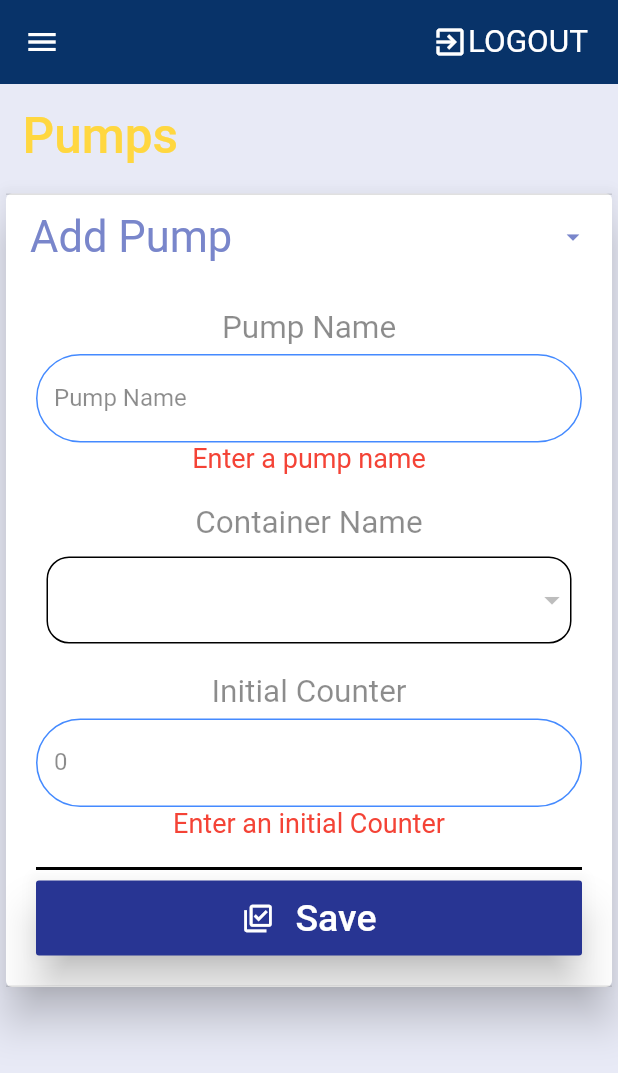
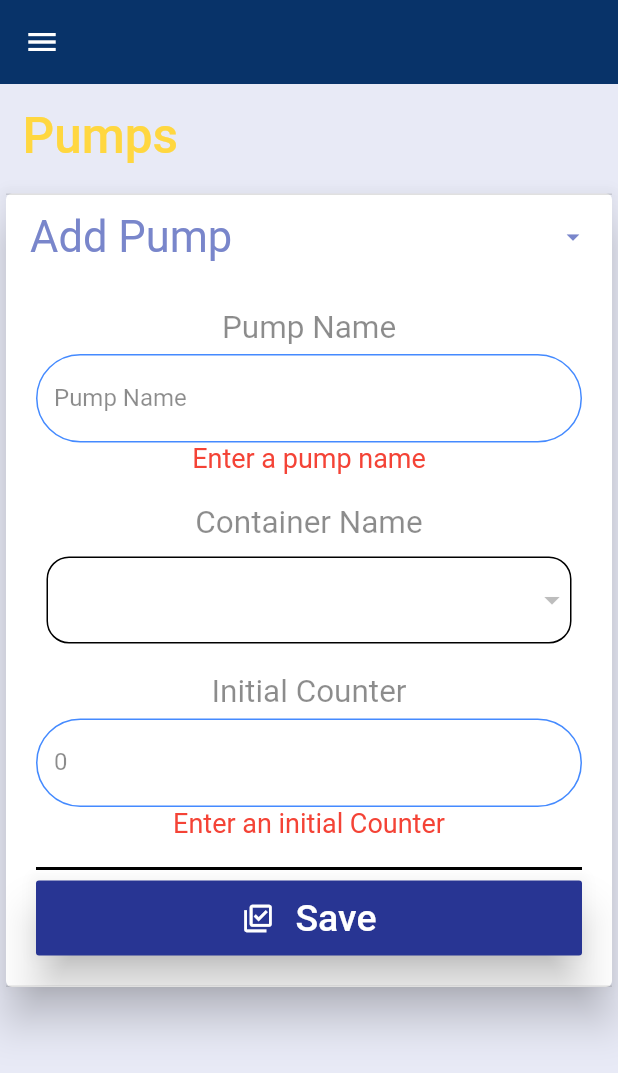
Before and after one commit to hbfawaz112/Petrol-Station, a Flutter app: the AllPumps screen opened directly, after a tap on "Add Pump", after a tap on "Save", on a phone screen of 412 x 824 dp. Shown: the top 1073 px of the screen. Run offline on Flutter 3.47's test engine with Material 2 defaults, Android fonts, the phone set to English and light mode, and no system bars; our stand-ins replace cloud_firestore, firebase_auth, firebase_core, fluttertoast, percent_indicator; missing offline and left inert: pattern_formatter; accounts and stored records are empty.

Commit message:
Update All_Pumps.dart

```diff
--- a/flutter_petrol_station/lib/Screens/All_Pumps.dart
+++ b/flutter_petrol_station/lib/Screens/All_Pumps.dart
@@ -5,6 +5,9 @@ import 'package:flutter_petrol_station/screens/pump_records.dart';
 import 'package:flutter_petrol_station/widgets/Drawer.dart';
 import 'package:firebase_auth/firebase_auth.dart';
 import 'package:flutter_petrol_station/services/cloud_services.dart';
+import 'package:fluttertoast/fluttertoast.dart';
+
+import 'dashboard_firstore.dart';
 
 class AllPumps extends StatefulWidget {
   static String id = "All_Pumps";
@@ -13,7 +16,7 @@ class AllPumps extends StatefulWidget {
 }
 
 class _AllPumpsState extends State<AllPumps> {
-  String container_category;
+  var category;
   int lastpumpid;
   int newpumpid;
   int containerid;
@@ -37,7 +40,7 @@ class _AllPumpsState extends State<AllPumps> {
     loggedInUser = cloudServices.getCurrentUser();
     asyncMethod();
     print("inittt");
-    print('${station}okkkkk');
+    print(station);
     // future that allows us to access context. function is called inside the future
     // otherwise it would be skipped and args would return null
     //getContainerInfo(widget.pumpID);
@@ -50,10 +53,8 @@ class _AllPumpsState extends State<AllPumps> {
     if (loggedInUser != null) {
       station = await cloudServices.getUserStation(loggedInUser);
       getFirstCategory();
-      setState(() {
-
-      });
     }
+    setState(() {});
   }
 
   void getFirstCategory() async {
@@ -65,11 +66,10 @@ class _AllPumpsState extends State<AllPumps> {
         .then((val) => {
               if (val.docs.length > 0)
                 {
-                  container_category = val.docs[0].get("Container_Name"),
-                  print('${container_category} isssssssssssssssssssssssssssssssssssssssssssssssssss')
+                  category = val.docs[0].get("Container_Name"),
                 }
               else
-                {print("Not Foundooooooooooooooooooo")}
+                {print("Not Found")}
             });
   }
 
@@ -104,7 +104,7 @@ class _AllPumpsState extends State<AllPumps> {
                     print('last id is  : ${lastpumpid}')
                   }
                 else
-                  {print("Not Foundaaaaaaaaaaaaaaaaaaaaaaaaaaa")}
+                  {print("Not Found")}
               });
 
       newpumpid = lastpumpid + 1;
@@ -115,7 +115,7 @@ class _AllPumpsState extends State<AllPumps> {
           .collection('Stations')
           .doc(station)
           .collection('Container')
-          .where('Container_Name', isEqualTo: container_category)
+          .where('Container_Name', isEqualTo: category)
           .get()
           .then((val) => {
                 if (val.docs.length > 0)
@@ -124,7 +124,7 @@ class _AllPumpsState extends State<AllPumps> {
                     print("select container has id ${containerid}")
                   }
                 else
-                  {print("Not Foundffffffffffff")}
+                  {print("Not Found")}
               });
       print(DateTime.now());
 
@@ -143,6 +143,15 @@ class _AllPumpsState extends State<AllPumps> {
         'X_Id': DateTime.now()
       });
       print('done addedd');
+      Fluttertoast.showToast(
+        msg: "The New Pump Has Been Added..",
+        toastLength: Toast.LENGTH_SHORT,
+        gravity: ToastGravity.BOTTOM,
+        timeInSecForIosWeb: 1,
+        backgroundColor: Colors.green,
+        textColor: Colors.white,
+        fontSize: 16.0
+    );
 
       //then create for it a new pump record with record is the initial counter:
 
@@ -195,26 +204,20 @@ class _AllPumpsState extends State<AllPumps> {
 
   @override
   Widget build(BuildContext context) {
-    getFirstCategory();
-    return Scaffold(
+    return WillPopScope(
+      // ignore: missing_return
+      onWillPop: () {
+        Navigator.pushReplacement(
+    context,
+    MaterialPageRoute(builder: (context) => Dashboard()),
+  );
+       },
+      child: Scaffold(
           backgroundColor: Colors.indigo[50],
           appBar: AppBar(
             elevation: 0,
             backgroundColor: Color(0xFF083369),
-          actions: [
-            Row(
-              children: [
-                Icon(
-                  Icons.exit_to_app,
-                  size: 24,
-                  color: Colors.white,
-                ),
-                Text('LOGOUT',
-                    style: TextStyle(color: Colors.white, fontSize: 21.0)),
-                SizedBox(width: 20)
-              ],
-            )
-          ],
+
           ),
           drawer: getDrawer(),
           body: ListView(
@@ -282,8 +285,8 @@ class _AllPumpsState extends State<AllPumps> {
                                     .doc(station)
                                     .collection('Container')
                                     .snapshots(),
-                          builder:
-                              (context, AsyncSnapshot<QuerySnapshot> snapshot) {
+                                builder: (context,
+                                    AsyncSnapshot<QuerySnapshot> snapshot) {
                                   if (snapshot.hasData) {
                                     return Container(
                                       width: 350.0,
@@ -291,15 +294,16 @@ class _AllPumpsState extends State<AllPumps> {
                                       decoration: ShapeDecoration(
                                         shape: RoundedRectangleBorder(
                                           side: BorderSide(
-                                        width: 1.0, style: BorderStyle.solid),
-                                    borderRadius:
-                                        BorderRadius.all(Radius.circular(15.0)),
+                                              width: 1.0,
+                                              style: BorderStyle.solid),
+                                          borderRadius: BorderRadius.all(
+                                              Radius.circular(15.0)),
                                         ),
                                       ),
                                       child: DropdownButtonHideUnderline(
                                         child: DropdownButton<String>(
                                           isExpanded: true,
-                                    value: container_category,
+                                          value: category,
                                           icon: const Icon(Icons.arrow_drop_down),
                                           iconSize: 24,
                                           elevation: 16,
@@ -311,14 +315,15 @@ class _AllPumpsState extends State<AllPumps> {
                                           ),
                                           onChanged: (String newValue) {
                                             setState(() {
-                                        container_category = newValue;
+                                              category = newValue;
                                               //getVolume();
                                             });
                                           },
                                           items: snapshot.data != null
-                                        ? snapshot.data.docs
-                                            .map((DocumentSnapshot document) {
-                                            return new DropdownMenuItem<String>(
+                                              ? snapshot.data.docs.map(
+                                                  (DocumentSnapshot document) {
+                                                  return new DropdownMenuItem<
+                                                          String>(
                                                       value: document
                                                           .get('Container_Name')
                                                           .toString(),
@@ -326,18 +331,20 @@ class _AllPumpsState extends State<AllPumps> {
                                                         child: Center(
                                                           child: new Text(
                                                             document
-                                                          .get('Container_Name')
+                                                                .get(
+                                                                    'Container_Name')
                                                                 .toString(),
                                                             style: TextStyle(
                                                                 fontSize: 20,
                                                                 fontWeight:
-                                                              FontWeight.w400),
+                                                                    FontWeight
+                                                                        .w900),
                                                           ),
                                                         ),
                                                       ));
                                                 }).toList()
                                               : DropdownMenuItem(
-                                            value: 'null',
+                                                  value: category,
                                                   child: new Container(
                                                     height: 100.0,
                                                     child: new Text('null'),
@@ -548,6 +555,7 @@ class _AllPumpsState extends State<AllPumps> {
                     }
                   }),
             ],
-        ));
+          )),
+    );
   }
 }
```
Lines whose indentation alone changed are shown as unchanged.
